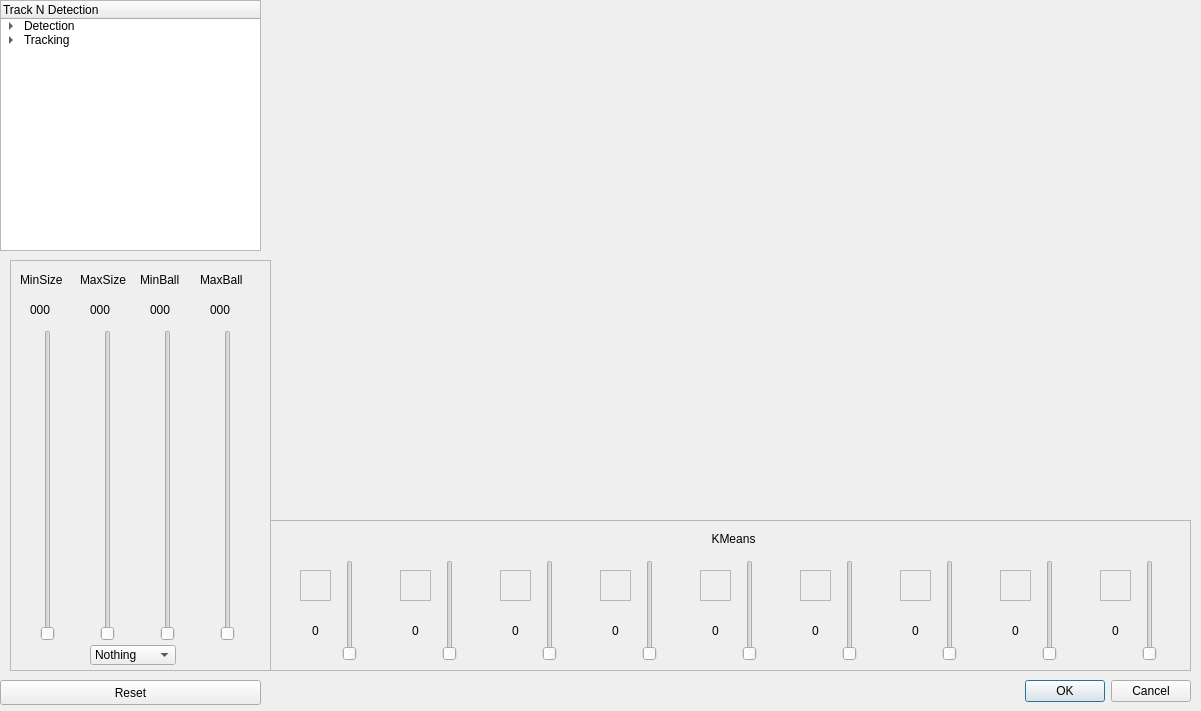
First picture: the form in src/trackconfigdialog.ui, repository robocin/vss-vision, before the edit.
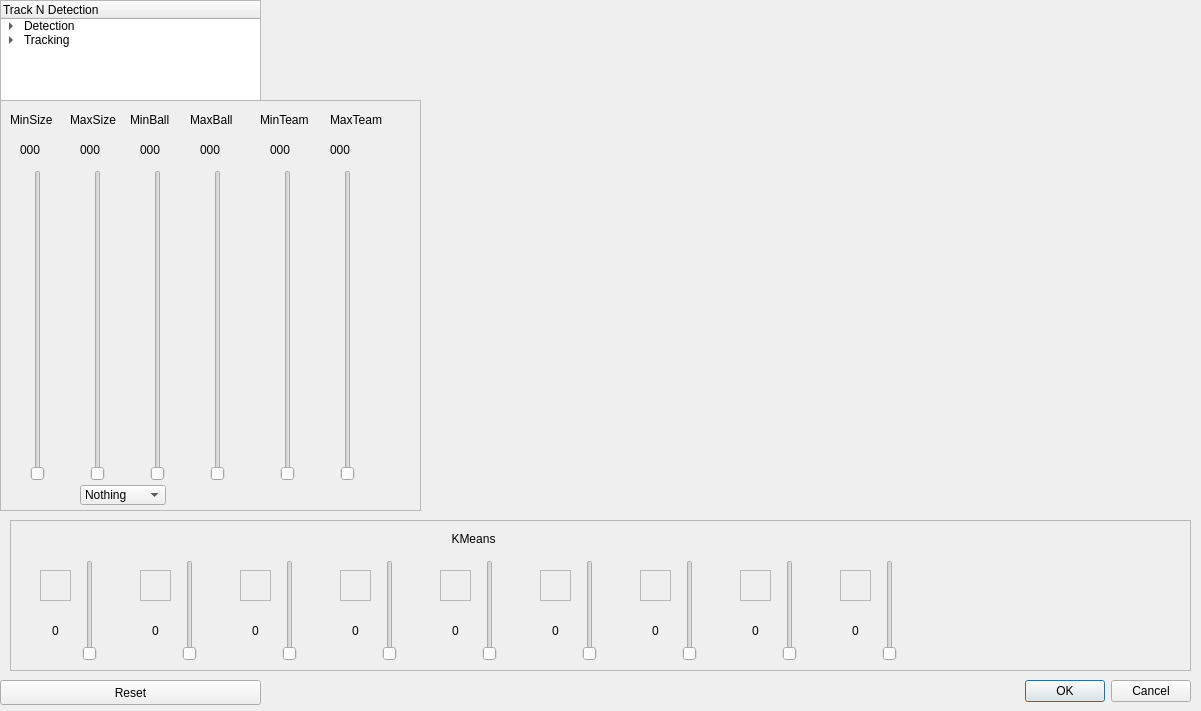
Second picture: the form after the edit.

What changed in the file:
```diff
--- a/src/trackconfigdialog.ui
+++ b/src/trackconfigdialog.ui
@@ -32,9 +32,9 @@
   <widget class="QLabel" name="videoLabel">
    <property name="geometry">
   <rect>
-   <x>420</x>
+     <x>449</x>
    <y>20</y>
-   <width>640</width>
+     <width>651</width>
    <height>480</height>
   </rect>
    </property>
@@ -48,7 +48,7 @@
    <x>0</x>
    <y>0</y>
    <width>261</width>
-   <height>251</height>
+     <height>101</height>
   </rect>
    </property>
    <column>
@@ -90,9 +90,9 @@
   <widget class="QFrame" name="frame">
    <property name="geometry">
   <rect>
-   <x>10</x>
-   <y>260</y>
-   <width>261</width>
+     <x>0</x>
+     <y>100</y>
+     <width>421</width>
    <height>411</height>
   </rect>
    </property>
@@ -230,6 +230,70 @@
    <string>MaxBall</string>
   </property>
    </widget>
+   <widget class="QSlider" name="verticalSlider__MinTeamSize">
+    <property name="geometry">
+     <rect>
+      <x>280</x>
+      <y>70</y>
+      <width>16</width>
+      <height>311</height>
+     </rect>
+    </property>
+    <property name="minimum">
+     <number>1</number>
+    </property>
+    <property name="maximum">
+     <number>1000</number>
+    </property>
+    <property name="orientation">
+     <enum>Qt::Orientation::Vertical</enum>
+    </property>
+   </widget>
+   <widget class="QLabel" name="label_5">
+    <property name="geometry">
+     <rect>
+      <x>260</x>
+      <y>10</y>
+      <width>61</width>
+      <height>20</height>
+     </rect>
+    </property>
+    <property name="text">
+     <string>MinTeam</string>
+    </property>
+   </widget>
+   <widget class="QSlider" name="verticalSlider__MaxTeamSize">
+    <property name="geometry">
+     <rect>
+      <x>340</x>
+      <y>70</y>
+      <width>16</width>
+      <height>311</height>
+     </rect>
+    </property>
+    <property name="minimum">
+     <number>1</number>
+    </property>
+    <property name="maximum">
+     <number>1000</number>
+    </property>
+    <property name="orientation">
+     <enum>Qt::Orientation::Vertical</enum>
+    </property>
+   </widget>
+   <widget class="QLabel" name="label_6">
+    <property name="geometry">
+     <rect>
+      <x>330</x>
+      <y>10</y>
+      <width>71</width>
+      <height>20</height>
+     </rect>
+    </property>
+    <property name="text">
+     <string>MaxTeam</string>
+    </property>
+   </widget>
    <widget class="QLabel" name="label_MinSize">
   <property name="geometry">
    <rect>
@@ -282,6 +346,32 @@
    <string>000</string>
   </property>
    </widget>
+   <widget class="QLabel" name="label_MinTeamSize">
+    <property name="geometry">
+     <rect>
+      <x>270</x>
+      <y>40</y>
+      <width>31</width>
+      <height>20</height>
+     </rect>
+    </property>
+    <property name="text">
+     <string>000</string>
+    </property>
+   </widget>
+   <widget class="QLabel" name="label_MaxTeamSize">
+    <property name="geometry">
+     <rect>
+      <x>330</x>
+      <y>40</y>
+      <width>31</width>
+      <height>20</height>
+     </rect>
+    </property>
+    <property name="text">
+     <string>000</string>
+    </property>
+   </widget>
    <widget class="QComboBox" name="comboBox_EnemySearch">
   <property name="geometry">
    <rect>
@@ -329,9 +419,9 @@
   <widget class="QFrame" name="frame_KMeans">
    <property name="geometry">
   <rect>
-   <x>270</x>
+     <x>10</x>
    <y>520</y>
-   <width>921</width>
+     <width>1181</width>
    <height>151</height>
   </rect>
    </property>
@@ -373,7 +463,7 @@
    <string>KMeans</string>
   </property>
   <property name="alignment">
-   <set>Qt::AlignCenter</set>
+     <set>Qt::AlignmentFlag::AlignCenter</set>
   </property>
    </widget>
    <widget class="QFrame" name="frame_orange">
@@ -796,9 +886,9 @@
   <widget class="QFrame" name="frame_default">
    <property name="geometry">
   <rect>
-   <x>270</x>
+     <x>10</x>
    <y>520</y>
-   <width>921</width>
+     <width>1181</width>
    <height>151</height>
   </rect>
    </property>
```
Left out of the diff: 96 changed lines with no effect on the pictures. Lines whose indentation alone changed are shown as unchanged.
